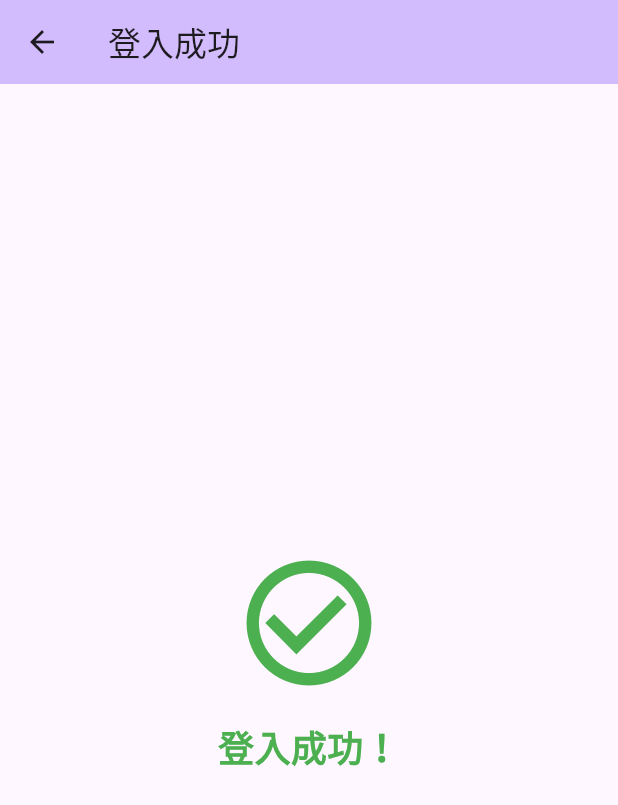
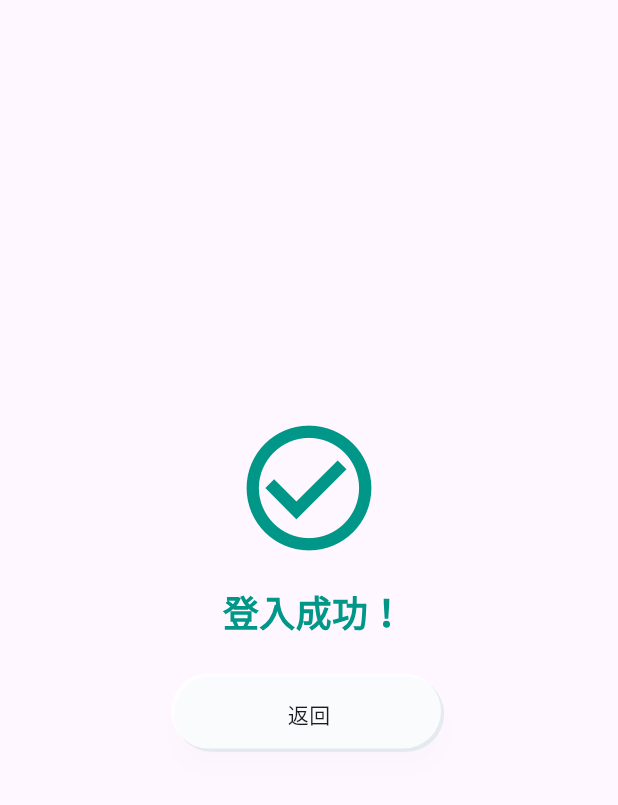
Before and after one commit to Steven-Tang-rong/encrypt_bio_demo, a Flutter app: the SuccessPage screen opened directly, on a phone screen of 412 x 824 dp. Shown: the top 805 px of the screen. Run offline on Flutter 3.47's test engine with Material 3 defaults, Android fonts, the phone set to English and light mode, and no system bars; accounts and stored records are empty.

Commit message:
fix pressing button show the SuccessPage twice

```diff
--- a/lib/login_page.dart
+++ b/lib/login_page.dart
@@ -52,9 +52,10 @@ class LoginPage extends StatelessWidget {
       child: Consumer<LoginViewModel>(
         builder: (BuildContext context, loginViewModel, Widget? child) {
           // 添加狀態監聽
-          if (loginViewModel.state == LoginState.success) {
+          if (loginViewModel.state == LoginState.success && !loginViewModel.hasNavigated) {
             // 使用 addPostFrameCallback 來確保在 build 完成後執行導航
             WidgetsBinding.instance.addPostFrameCallback((_) {
+              loginViewModel.setNavigated(true); // Mark that we've navigated
               Navigator.of(context).push(
                 CupertinoPageRoute(
                   builder: (context) => const SuccessPage(),
--- /dev/null
+++ b/lib/neumorphic_button.dart
@@ -0,0 +1,155 @@
+import 'package:flutter/material.dart';
+
+class NeumorphicButton extends StatefulWidget {
+  final VoidCallback? onPressed;
+  final Widget child;
+  final double width;
+  final double height;
+
+  const NeumorphicButton({
+    Key? key,
+    this.onPressed,
+    required this.child,
+    this.width = 180,
+    this.height = 50,
+  }) : super(key: key);
+
+  @override
+  State<NeumorphicButton> createState() => _NeumorphicButtonState();
+}
+
+class _NeumorphicButtonState extends State<NeumorphicButton> {
+  bool _isPressed = false;
+  final backgroundColor = const Color(0xFFE7ECF2);
+
+  @override
+  Widget build(BuildContext context) {
+    return GestureDetector(
+      onTapDown: (details) => setState(() => _isPressed = true),
+      onTapUp: (details) {
+        setState(() => _isPressed = false);
+        widget.onPressed?.call();
+      },
+      onTapCancel: () => setState(() => _isPressed = false),
+      child: Container(
+        width: widget.width,
+        height: widget.height,
+        decoration: BoxDecoration(
+          color: backgroundColor,
+          borderRadius: BorderRadius.circular(25),
+        ),
+        child: CustomPaint(
+          painter: _NeumorphicPainter(
+            isPressed: _isPressed,
+            backgroundColor: backgroundColor,
+          ),
+          child: Center(child: widget.child),
+        ),
+      ),
+    );
+  }
+}
+
+class _NeumorphicPainter extends CustomPainter {
+  final bool isPressed;
+  final Color backgroundColor;
+
+  _NeumorphicPainter({
+    required this.isPressed,
+    required this.backgroundColor,
+  });
+
+  @override
+  void paint(Canvas canvas, Size size) {
+    final rect = Offset.zero & size;
+    final rrect = RRect.fromRectAndRadius(
+      rect,
+      const Radius.circular(25),
+    );
+
+    // Base color
+    final paint = Paint()..color = backgroundColor;
+    canvas.drawRRect(rrect, paint);
+
+    if (isPressed) {
+      // Inner shadow when pressed
+      final innerShadowPath = Path()
+        ..addRRect(rrect)
+        ..close();
+
+      canvas.save();
+      canvas.clipRRect(rrect);
+
+      // Soft dark shadow
+      paint.color = Colors.black.withOpacity(0.07);
+      canvas.drawShadow(
+        innerShadowPath.shift(const Offset(2, 2)),
+        Colors.black.withOpacity(0.07),
+        3,
+        true,
+      );
+
+      // Soft light shadow
+      paint.color = Colors.white.withOpacity(0.7);
+      canvas.drawShadow(
+        innerShadowPath.shift(const Offset(-2, -2)),
+        Colors.white.withOpacity(0.7),
+        3,
+        true,
+      );
+
+      canvas.restore();
+    } else {
+      // Outer shadow for normal state
+      final shadowPath = Path()
+        ..addRRect(rrect)
+        ..close();
+
+      // Very soft dark shadow
+      canvas.drawShadow(
+        shadowPath,
+        Colors.black.withOpacity(0.06),
+        6,
+        true,
+      );
+
+      // Soft light shadow
+      paint.color = Colors.white.withOpacity(0.8);
+      final lightPath = Path()
+        ..addRRect(rrect.shift(const Offset(-2, -2)))
+        ..close();
+      canvas.drawPath(lightPath, paint);
+    }
+  }
+
+  @override
+  bool shouldRepaint(covariant CustomPainter oldDelegate) => true;
+}
+
+// Example usage
+class ExampleScreen extends StatelessWidget {
+  const ExampleScreen({Key? key}) : super(key: key);
+
+  @override
+  Widget build(BuildContext context) {
+    return Scaffold(
+      backgroundColor: const Color(0xFFE7ECF2),
+      body: Center(
+        child: NeumorphicButton(
+          onPressed: () {
+            print('Button pressed!');
+          },
+          child: const Text(
+            'Space',
+            style: TextStyle(
+              fontSize: 16,
+              color: Color(0xFF566074),
+              fontWeight: FontWeight.w400,
+              letterSpacing: 0.8,
+            ),
+          ),
+        ),
+      ),
+    );
+  }
+}
--- a/lib/success_page.dart
+++ b/lib/success_page.dart
@@ -3,6 +3,7 @@ import 'package:flutter/cupertino.dart';
 import 'package:flutter/material.dart';
 
 import 'login_page.dart';
+import 'neumorphic_button.dart';
 
 class SuccessPage extends StatelessWidget {
   const SuccessPage({super.key});
@@ -10,35 +11,35 @@ class SuccessPage extends StatelessWidget {
   @override
   Widget build(BuildContext context) {
     return Scaffold(
-      appBar: AppBar(
-        backgroundColor: Theme.of(context).colorScheme.inversePrimary,
-        title: const Text('登入成功'),
-        leading: IconButton(
-          icon: const Icon(Icons.arrow_back),
-          onPressed: () {
-            Navigator.pop(context);
-          },
-        ),
-      ),
-      body: const Center(
-        child: Column(
-          mainAxisAlignment: MainAxisAlignment.center,
-          children: [
-            Icon(
-              Icons.check_circle_outline,
-              color: Colors.green,
-              size: 100,
-            ),
-            SizedBox(height: 16),
-            Text(
-              '登入成功！',
-              style: TextStyle(
-                fontSize: 24,
-                fontWeight: FontWeight.bold,
-                color: Colors.green,
+      body: Center(
+        child: Padding(
+          padding: const EdgeInsets.only(bottom: 48),
+          child: Column(
+            mainAxisAlignment: MainAxisAlignment.center,
+            children: [
+              const Icon(
+                Icons.check_circle_outline,
+                color: Colors.teal,
+                size: 100,
               ),
-            ),
-          ],
+              const SizedBox(height: 16),
+              const Text(
+                ' 登入成功！',
+                style: TextStyle(
+                  fontSize: 24,
+                  fontWeight: FontWeight.bold,
+                  color: Colors.teal,
+                ),
+              ),
+              const SizedBox(height: 24),
+              NeumorphicButton(
+                child: const Text("返回"),
+                onPressed: () {
+                  Navigator.pop(context);
+                },
+              )
+            ],
+          ),
         ),
       ),
     );
```
Also changed, not shown: lib/login_view_model.dart (+12 -0 lines).
